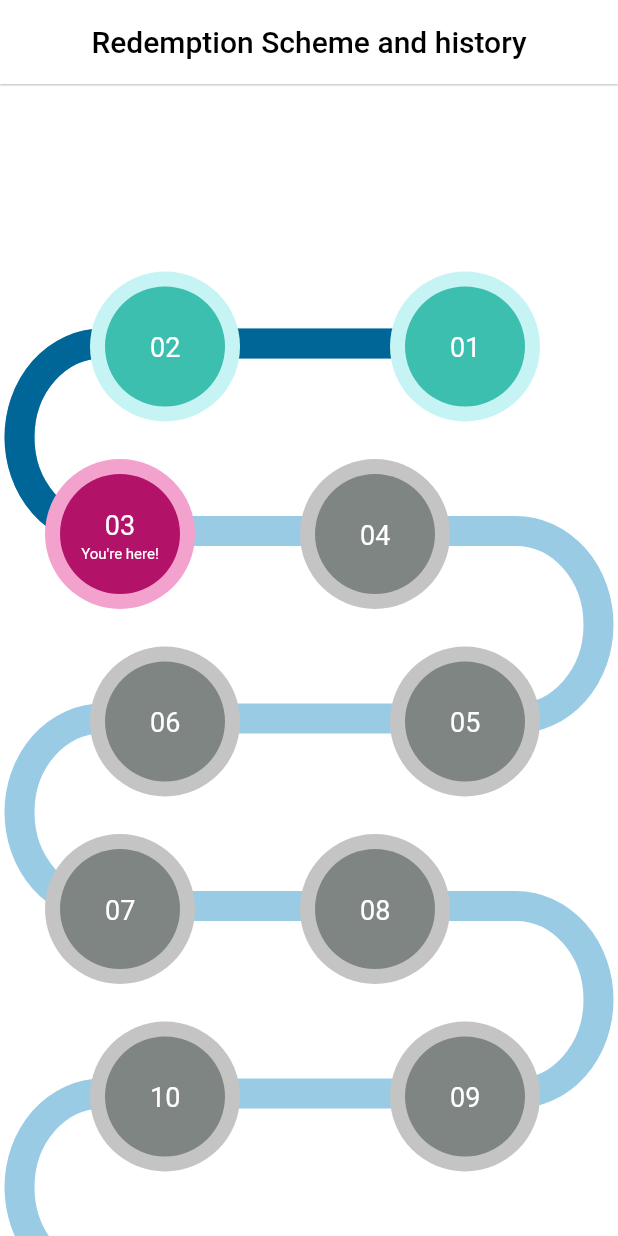
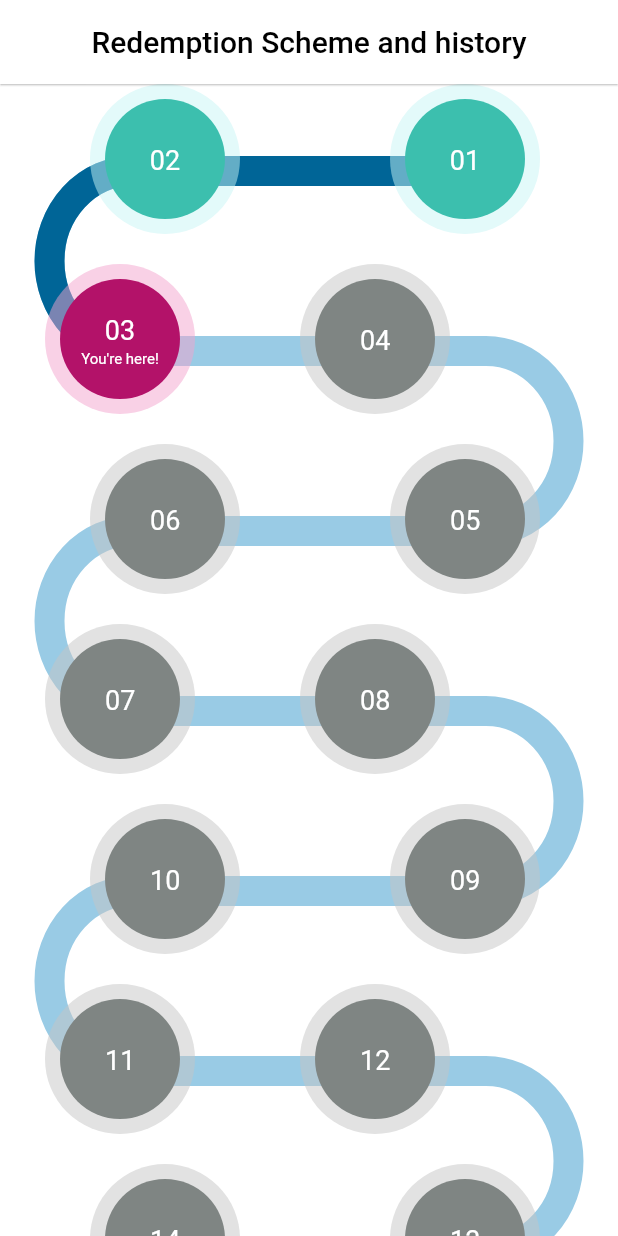
Before and after one commit to Recker4244/SnakeUI, a Flutter app: the screen it shows after launch, on a phone screen of 412 x 824 dp. Run offline on Flutter 3.47's test engine with Material 2 defaults, Android fonts, the phone set to English and light mode, and no system bars; our stand-ins replace bloc, flutter_svg; Roboto replaces fonts that are missing (Source Sans Pro).

Commit message:
[ADD] Path

```diff
--- a/lib/helper/completed_path_painter.dart
+++ b/lib/helper/completed_path_painter.dart
@@ -3,19 +3,42 @@ import 'dart:math';
 import 'package:flutter/rendering.dart';
 import 'package:flutter/material.dart';
 class PathOverlayPainter extends CustomPainter {
- late Color color;
+  PathOverlayPainter({this.completed=0});
+ late int completed;
   Paint pathPaint() {
     return Paint()
       ..strokeWidth = 20
       ..style = PaintingStyle.stroke
       ..color = Color.fromRGBO(0, 101, 151, 1);
   }
+Path drawStraight(int index,Size size)
+{
+ final indexY =
+    index!=0?(index*120+50).toDouble():50.0;
+    double curveH=120;
+    Size curveSize = Size(110, curveH);
+    final lineStartPoint = Offset(80, indexY);
+    final lineEndPoint = Offset(size.width - 80, indexY);
 
+    final startingPoint = index.isOdd ? lineStartPoint : lineEndPoint;
+    final endingPoint = index.isOdd ? lineEndPoint : lineStartPoint;
+    final path = Path()
+      ..moveTo(startingPoint.dx, startingPoint.dy)
+      ..lineTo(
+        endingPoint.dx,
+        endingPoint.dy,
+      );
+
+
+    return path;
+}
   Path drawCurvePath(int index, Size size) {
-    final indexY = index!=0?((index+1) * 125 ).toDouble():125.00;
-    const curveSize = Size(110, 125);
-    final lineStartPoint = Offset(60, indexY);
-    final lineEndPoint = Offset(size.width - 60, indexY);
+    final indexY =
+    index!=0?(index*120+50).toDouble():50.0;
+    double curveH=120;
+    Size curveSize = Size(110, curveH);
+    final lineStartPoint = Offset(80, indexY);
+    final lineEndPoint = Offset(size.width - 80, indexY);
 
     final startingPoint = index.isOdd ? lineStartPoint : lineEndPoint;
     final endingPoint = index.isOdd ? lineEndPoint : lineStartPoint;
@@ -38,12 +61,16 @@ class PathOverlayPainter extends CustomPainter {
 
   @override
   void paint(Canvas canvas, Size size) {
-    for (var i = 0; i < 1; i++) {
+    for (var i = 0; i <completed/2; i++) {
+
       final path = drawCurvePath(i, size);
-      canvas
-        ..drawPath(path, pathPaint())
-        ;
+
+
+        canvas
+        .drawPath(path, pathPaint());
+
     }
+
   }
 
   @override
--- a/lib/helper/path_painter.dart
+++ b/lib/helper/path_painter.dart
@@ -3,6 +3,8 @@ import 'dart:math';
 import 'package:flutter/rendering.dart';
 import 'package:flutter/material.dart';
 class PathPainter extends CustomPainter {
+  PathPainter({this.total=0});
+ late int total;
   late Color color;
   Paint pathPaint() {
     return Paint()
@@ -12,10 +14,12 @@ class PathPainter extends CustomPainter {
   }
 
   Path drawCurvePath(int index, Size size) {
-    final indexY = index!=0?((index+1) * 125 ).toDouble():125.00;
-    const curveSize = Size(110, 125);
-    final lineStartPoint = Offset(60, indexY);
-    final lineEndPoint = Offset(size.width - 60, indexY);
+    final indexY =
+    index!=0?(index*120+50).toDouble():50.0;
+    double curveH=120;
+    Size curveSize = Size(110, curveH);
+    final lineStartPoint = Offset(80, indexY);
+    final lineEndPoint = Offset(size.width - 80, indexY);
 
     final startingPoint = index.isOdd ? lineStartPoint : lineEndPoint;
     final endingPoint = index.isOdd ? lineEndPoint : lineStartPoint;
@@ -38,7 +42,7 @@ class PathPainter extends CustomPainter {
 
   @override
   void paint(Canvas canvas, Size size) {
-    for (var i = 0; i <= 7; i++) {
+    for (var i = 0; i < total/2; i++) {
       final path = drawCurvePath(i, size);
       canvas
         ..drawPath(path, pathPaint())
--- a/lib/screens/path.dart
+++ b/lib/screens/path.dart
@@ -1,3 +1,5 @@
+import 'dart:developer';
+
 import 'package:flutter/material.dart';
 import 'dart:math' as math;
 import 'dart:math' as math;
@@ -17,24 +19,34 @@ class SnakePath extends StatefulWidget {
 
 class _SnakePathState extends State<SnakePath> {
 
-  int n = 5; //number of slabs
-  int x = 1;
-  int currentSlab=3;
+
+  late PathData _pathData;
+  @override
+  void initState() {
+    super.initState();
+    _pathData=PathData.fromJson({"total_slab": 18,
+  "current_slab": 3,
+  "slab_progress": 43});
+
+  }
    List<Widget> _widgets=[];
   @override
   Widget build(BuildContext context) {
+    int n=(_pathData.totalSlab!/2).ceil();
+    int x=1;
+    int currentSlab=_pathData.currentSlab!;
     _widgets=[];
     _widgets.add(Padding(
-                padding: const EdgeInsets.all(8)+EdgeInsets.only(top: 40),
+                padding: const EdgeInsets.all(8)+EdgeInsets.only(top: 00),
                 child: CustomPaint(
                   child: Container(),
-                  foregroundPainter: PathOverlayPainter(),
-                  painter: PathPainter(),
+                  foregroundPainter: PathOverlayPainter(completed: _pathData.currentSlab!-1),
+                  painter: PathPainter(total: _pathData.totalSlab!),
                 ),
               ),);
     x=1;
 
-    for(int index=1;index<=n;index++)
+    for(int index=0;index<n;index++)
     {
       if (index % 2 == 0) {
                     //int tempName = index;
@@ -61,20 +73,21 @@ class _SnakePathState extends State<SnakePath> {
                       else
                       secondSlab=IncompleteSlab(index: tempName,);
                     }
-
+        if(tempName<=_pathData.totalSlab!)
         _widgets.add(
 
         Positioned(
-          left: 30,
-          top: index!=0?(index*125).toDouble():100,
-          child: firstSlab)
+          left: 60,
+          top: index!=0?index*120:0,
+          child: secondSlab)
         );
+        if(tempName-1<=_pathData.totalSlab!)
          _widgets.add(
 
         Positioned(
-          left: 200,
-          top: index!=0?(index*125).toDouble():100,
-          child: secondSlab)
+          left: 260,
+          top: index!=0?index*120:0,
+          child: firstSlab)
         );
     }
     else
@@ -103,20 +116,21 @@ class _SnakePathState extends State<SnakePath> {
                       else
                       secondSlab=IncompleteSlab(index: tempName,);
                     }
-
+        if(tempName-1<=_pathData.totalSlab!)
         _widgets.add(
 
         Positioned(
-          left: 60,
-          top: index!=0?(index*125).toDouble():100,
-          child: secondSlab)
+          left: 30,
+          top: index!=0?(index*120).toDouble():50,
+          child: firstSlab)
         );
+        if(tempName<=_pathData.totalSlab!)
          _widgets.add(
 
         Positioned(
-          left: 260,
-          top: index!=0?(index*125).toDouble():100,
-          child: firstSlab)
+          left: 200,
+          top: index!=0?(index*120).toDouble():50,
+          child: secondSlab)
         );
     }
     }
@@ -134,21 +148,28 @@ class _SnakePathState extends State<SnakePath> {
         body: Container(
 
           child: SingleChildScrollView(
-            child: AspectRatio(
-              aspectRatio: MediaQuery.of(context).size.aspectRatio,
+            child:Container(
+              height: _pathData.totalSlab!*70,
+              //aspectRatio: MediaQuery.of(context).size.aspectRatio,
 
-              child: LayoutBuilder(
-                builder: (BuildContext context, BoxConstraints constraints)
-                {
-                  return Stack(
-                    alignment: AlignmentDirectional.topStart,
+              child: Stack(
+                    //alignment: AlignmentDirectional.center,
                     children:
                     _widgets
 
-                  );
-                }
+                  )
+              // LayoutBuilder(
+              //   builder: (BuildContext context, BoxConstraints constraints)
+              //   {
+              //     return Stack(
+              //       //alignment: AlignmentDirectional.center,
+              //       children:
+              //       _widgets
 
-              ),
+              //     );
+              //   }
+
+              // ),
             ),
           ),
         ),
--- a/lib/widgets/completed_slab.dart
+++ b/lib/widgets/completed_slab.dart
@@ -9,31 +9,27 @@ class CompletedSlab extends StatelessWidget {
         width: 100,
         height: 100,
         decoration: BoxDecoration(),
-        child: Stack(children: <Widget>[
+        child: Stack(
+          alignment: Alignment.center,
+          children: <Widget>[
           Container(
                   width: 100,
                   height: 100,
                   decoration: BoxDecoration(
-                    color: Color.fromRGBO(198, 244, 244, 1),
+                    color: Color.fromRGBO(198, 244, 244, 0.5),
                     borderRadius: BorderRadius.all(Radius.elliptical(100, 100)),
                   )),
 
 
-          Positioned(
-            top: 10,
-            left: 10,
-            child: Container(
+          Container(
                   width: 80,
                   height: 80,
                   decoration: BoxDecoration(
                     color: Color.fromRGBO(60, 191, 174, 1),
                     borderRadius: BorderRadius.all(Radius.elliptical(80, 80)),
-                  )),),
+                  )),
 
-          Positioned(
-              top: 38,
-              left: 40,
-              child: Text(
+          Text(
                 index.toString().padLeft(2,'0'),
                 textAlign: TextAlign.center,
                 style: TextStyle(
@@ -44,7 +40,7 @@ class CompletedSlab extends StatelessWidget {
                         0 ,
                     fontWeight: FontWeight.normal,
                     height: 1.3333333333333333),
-              )),
+              )
         ]));
   }
 }
--- a/lib/widgets/current_slab.dart
+++ b/lib/widgets/current_slab.dart
@@ -18,7 +18,7 @@ class CurrentSlab extends StatelessWidget {
                   width: 100,
                   height: 100,
                   decoration: BoxDecoration(
-                    color: Color.fromRGBO(243, 162, 205, 1),
+                    color: Color.fromRGBO(243, 162, 205, 0.5),
                     borderRadius: BorderRadius.all(Radius.elliptical(100, 100)),
                   ))),
           Positioned(
--- a/lib/widgets/incomplete_slab.dart
+++ b/lib/widgets/incomplete_slab.dart
@@ -17,7 +17,7 @@ class IncompleteSlab extends StatelessWidget {
                   width: 100,
                   height: 100,
                   decoration: BoxDecoration(
-                    color: Color.fromRGBO(196, 196, 196, 1),
+                    color: Color.fromRGBO(196, 196, 196, 0.5),
                     borderRadius: BorderRadius.all(Radius.elliptical(100, 100)),
                   ))),
           Positioned(
```
